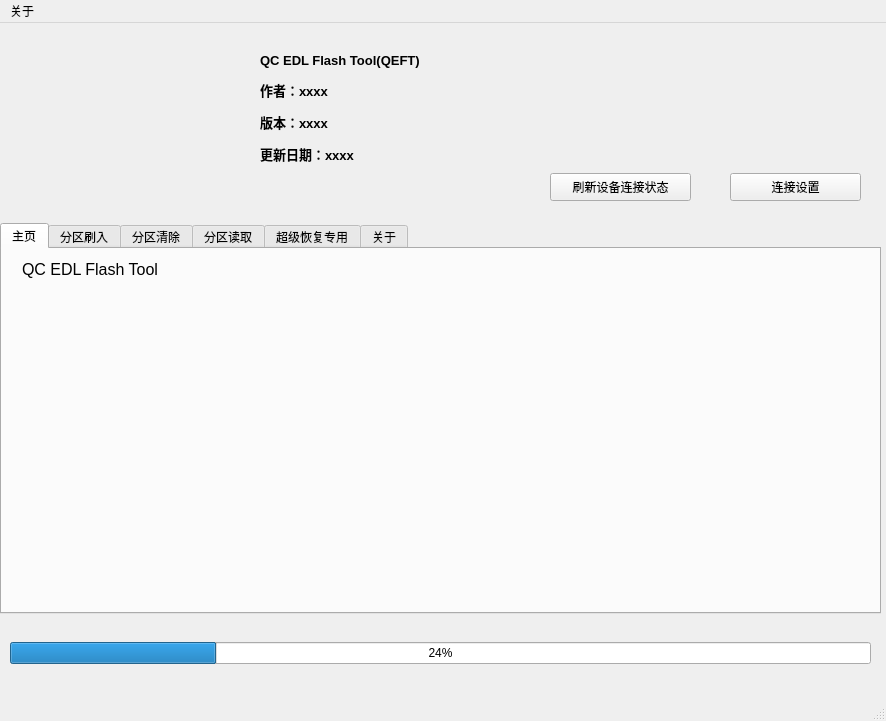
The window that ui/main.ui (GHhuang1057/QEFT) describes before a commit, drawn with Qt 5.
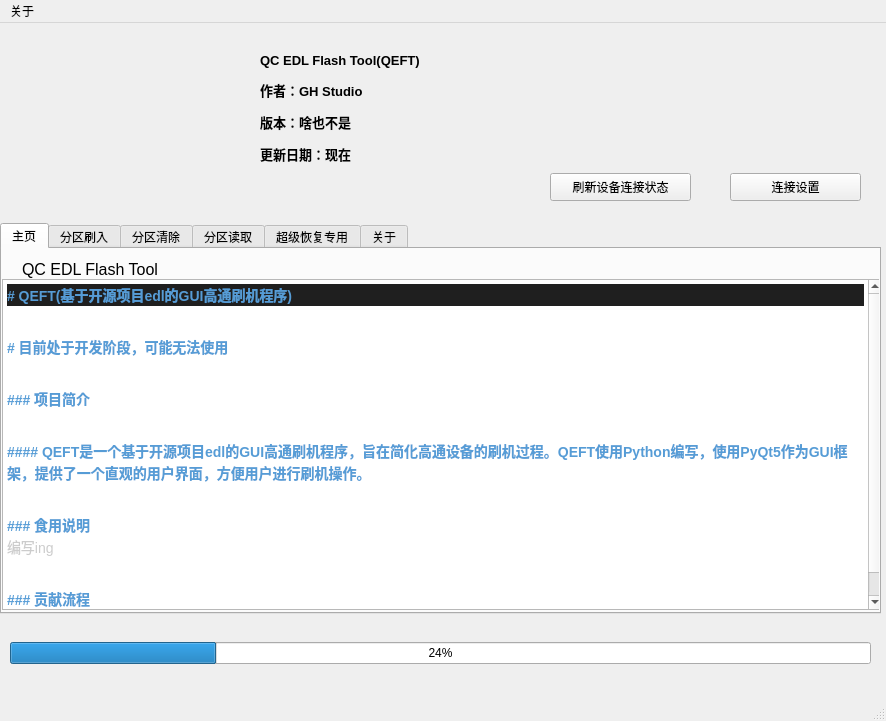
The same window after the commit. The open tabs and pages were chosen to show the change.

Commit message: 完善项目结构

Patch:
```diff
--- a/ui/main.ui
+++ b/ui/main.ui
@@ -46,6 +46,35 @@
           <string>&lt;html&gt;&lt;head/&gt;&lt;body&gt;&lt;p&gt;&lt;span style=&quot; font-size:12pt;&quot;&gt;QC EDL Flash Tool&lt;/span&gt;&lt;/p&gt;&lt;/body&gt;&lt;/html&gt;</string>
          </property>
         </widget>
+        <widget class="QTextBrowser" name="textBrowser">
+         <property name="geometry">
+          <rect>
+           <x>0</x>
+           <y>30</y>
+           <width>881</width>
+           <height>331</height>
+          </rect>
+         </property>
+         <property name="html">
+          <string>&lt;!DOCTYPE HTML PUBLIC &quot;-//W3C//DTD HTML 4.0//EN&quot; &quot;http://www.w3.org/TR/REC-html40/strict.dtd&quot;&gt;
+&lt;html&gt;&lt;head&gt;&lt;meta name=&quot;qrichtext&quot; content=&quot;1&quot; /&gt;&lt;style type=&quot;text/css&quot;&gt;
+p, li { white-space: pre-wrap; }
+&lt;/style&gt;&lt;/head&gt;&lt;body style=&quot; font-family:'SimSun'; font-size:9pt; font-weight:400; font-style:normal;&quot;&gt;
+&lt;p style=&quot; margin-top:0px; margin-bottom:0px; margin-left:0px; margin-right:0px; -qt-block-indent:0; text-indent:0px; line-height:19px; background-color:#1f1f1f;&quot;&gt;&lt;span style=&quot; font-family:'Consolas','Courier New','monospace'; font-size:14px; font-weight:600; color:#569cd6;&quot;&gt;# QEFT(基于开源项目edl的GUI高通刷机程序)&lt;/span&gt;&lt;/p&gt;
+&lt;p style=&quot; margin-top:0px; margin-bottom:0px; margin-left:0px; margin-right:0px; -qt-block-indent:0; text-indent:0px;&quot;&gt;&lt;span style=&quot; font-family:'Consolas','Courier New','monospace'; font-size:14px; color:#cccccc;&quot;&gt;&lt;br /&gt;&lt;/span&gt;&lt;/p&gt;
+&lt;p style=&quot; margin-top:0px; margin-bottom:0px; margin-left:0px; margin-right:0px; -qt-block-indent:0; text-indent:0px;&quot;&gt;&lt;span style=&quot; font-family:'Consolas','Courier New','monospace'; font-size:14px; font-weight:600; color:#569cd6;&quot;&gt;# 目前处于开发阶段，可能无法使用&lt;/span&gt;&lt;/p&gt;
+&lt;p style=&quot; margin-top:0px; margin-bottom:0px; margin-left:0px; margin-right:0px; -qt-block-indent:0; text-indent:0px;&quot;&gt;&lt;span style=&quot; font-family:'Consolas','Courier New','monospace'; font-size:14px; color:#cccccc;&quot;&gt;&lt;br /&gt;&lt;/span&gt;&lt;/p&gt;
+&lt;p style=&quot; margin-top:0px; margin-bottom:0px; margin-left:0px; margin-right:0px; -qt-block-indent:0; text-indent:0px;&quot;&gt;&lt;span style=&quot; font-family:'Consolas','Courier New','monospace'; font-size:14px; font-weight:600; color:#569cd6;&quot;&gt;### 项目简介&lt;/span&gt;&lt;/p&gt;
+&lt;p style=&quot; margin-top:0px; margin-bottom:0px; margin-left:0px; margin-right:0px; -qt-block-indent:0; text-indent:0px;&quot;&gt;&lt;span style=&quot; font-family:'Consolas','Courier New','monospace'; font-size:14px; color:#cccccc;&quot;&gt;&lt;br /&gt;&lt;/span&gt;&lt;/p&gt;
+&lt;p style=&quot; margin-top:0px; margin-bottom:0px; margin-left:0px; margin-right:0px; -qt-block-indent:0; text-indent:0px;&quot;&gt;&lt;span style=&quot; font-family:'Consolas','Courier New','monospace'; font-size:14px; font-weight:600; color:#569cd6;&quot;&gt;#### QEFT是一个基于开源项目edl的GUI高通刷机程序，旨在简化高通设备的刷机过程。QEFT使用Python编写，使用PyQt5作为GUI框架，提供了一个直观的用户界面，方便用户进行刷机操作。&lt;/span&gt;&lt;/p&gt;
+&lt;p style=&quot; margin-top:0px; margin-bottom:0px; margin-left:0px; margin-right:0px; -qt-block-indent:0; text-indent:0px;&quot;&gt;&lt;span style=&quot; font-family:'Consolas','Courier New','monospace'; font-size:14px; color:#cccccc;&quot;&gt;&lt;br /&gt;&lt;/span&gt;&lt;/p&gt;
+&lt;p style=&quot; margin-top:0px; margin-bottom:0px; margin-left:0px; margin-right:0px; -qt-block-indent:0; text-indent:0px;&quot;&gt;&lt;span style=&quot; font-family:'Consolas','Courier New','monospace'; font-size:14px; font-weight:600; color:#569cd6;&quot;&gt;### 食用说明&lt;/span&gt;&lt;/p&gt;
+&lt;p style=&quot; margin-top:0px; margin-bottom:0px; margin-left:0px; margin-right:0px; -qt-block-indent:0; text-indent:0px;&quot;&gt;&lt;span style=&quot; font-family:'Consolas','Courier New','monospace'; font-size:14px; color:#cccccc;&quot;&gt;编写ing&lt;/span&gt;&lt;/p&gt;
+&lt;p style=&quot; margin-top:0px; margin-bottom:0px; margin-left:0px; margin-right:0px; -qt-block-indent:0; text-indent:0px;&quot;&gt;&lt;span style=&quot; font-family:'Consolas','Courier New','monospace'; font-size:14px; color:#cccccc;&quot;&gt;&lt;br /&gt;&lt;/span&gt;&lt;/p&gt;
+&lt;p style=&quot; margin-top:0px; margin-bottom:0px; margin-left:0px; margin-right:0px; -qt-block-indent:0; text-indent:0px;&quot;&gt;&lt;span style=&quot; font-family:'Consolas','Courier New','monospace'; font-size:14px; font-weight:600; color:#569cd6;&quot;&gt;### 贡献流程&lt;/span&gt;&lt;/p&gt;
+&lt;p style=&quot; margin-top:0px; margin-bottom:0px; margin-left:0px; margin-right:0px; -qt-block-indent:0; text-indent:0px;&quot;&gt;&lt;span style=&quot; font-family:'Consolas','Courier New','monospace'; font-size:14px; font-weight:600; color:#569cd6;&quot;&gt;#### 欢迎贡献代码&lt;/span&gt;&lt;/p&gt;&lt;/body&gt;&lt;/html&gt;</string>
+         </property>
+        </widget>
        </widget>
        <widget class="QWidget" name="tab_2">
         <attribute name="title">
@@ -216,7 +245,7 @@
      </rect>
     </property>
     <property name="text">
-     <string>&lt;html&gt;&lt;head/&gt;&lt;body&gt;&lt;p&gt;&lt;span style=&quot; font-size:10pt; font-weight:600;&quot;&gt;QC EDL Flash Tool(QEFT)&lt;/span&gt;&lt;/p&gt;&lt;p&gt;&lt;span style=&quot; font-size:10pt; font-weight:600;&quot;&gt;作者：xxxx&lt;/span&gt;&lt;/p&gt;&lt;p&gt;&lt;span style=&quot; font-size:10pt; font-weight:600;&quot;&gt;版本：xxxx&lt;/span&gt;&lt;/p&gt;&lt;p&gt;&lt;span style=&quot; font-size:10pt; font-weight:600;&quot;&gt;更新日期：xxxx&lt;/span&gt;&lt;/p&gt;&lt;/body&gt;&lt;/html&gt;</string>
+     <string>&lt;html&gt;&lt;head/&gt;&lt;body&gt;&lt;p&gt;&lt;span style=&quot; font-size:10pt; font-weight:600;&quot;&gt;QC EDL Flash Tool(QEFT)&lt;/span&gt;&lt;/p&gt;&lt;p&gt;&lt;span style=&quot; font-size:10pt; font-weight:600;&quot;&gt;作者：GH Studio&lt;/span&gt;&lt;/p&gt;&lt;p&gt;&lt;span style=&quot; font-size:10pt; font-weight:600;&quot;&gt;版本：啥也不是&lt;/span&gt;&lt;/p&gt;&lt;p&gt;&lt;span style=&quot; font-size:10pt; font-weight:600;&quot;&gt;更新日期：现在&lt;/span&gt;&lt;/p&gt;&lt;/body&gt;&lt;/html&gt;</string>
     </property>
    </widget>
    <widget class="QPushButton" name="pushButton_2">
```
Left out of the diff: 22 changed lines with no effect on the pictures. The commit also changes 2 other files.
